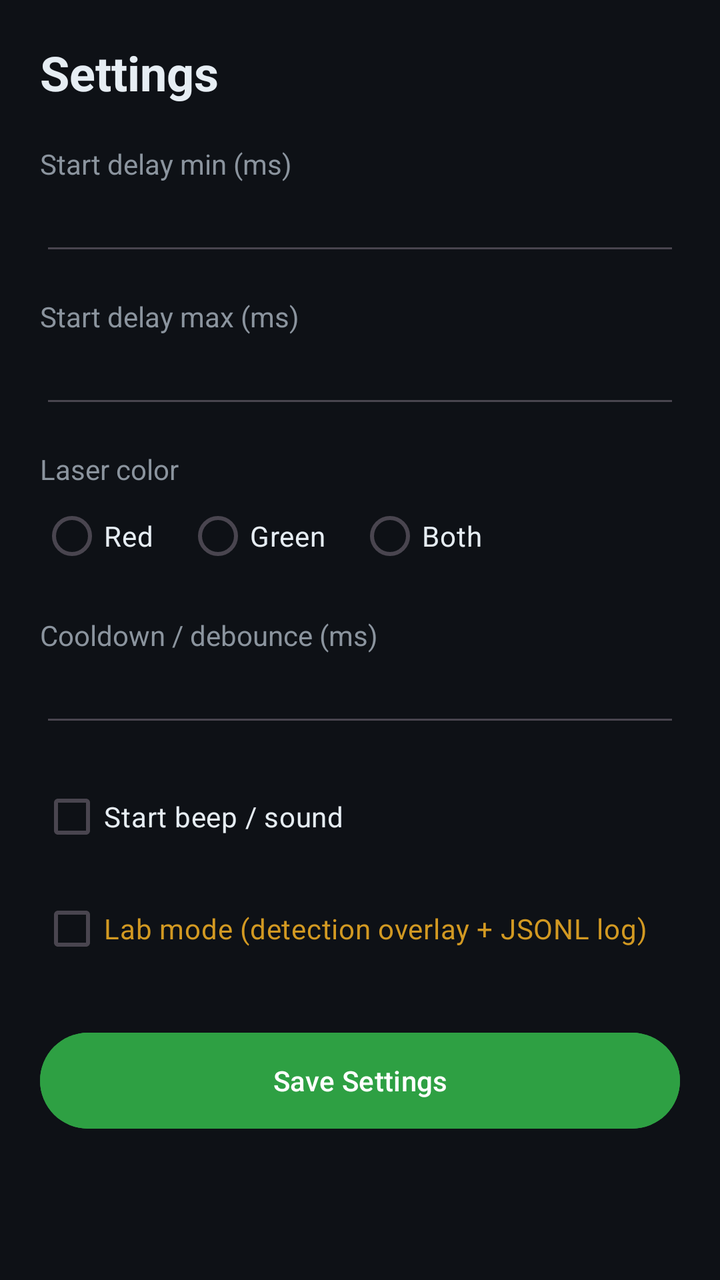
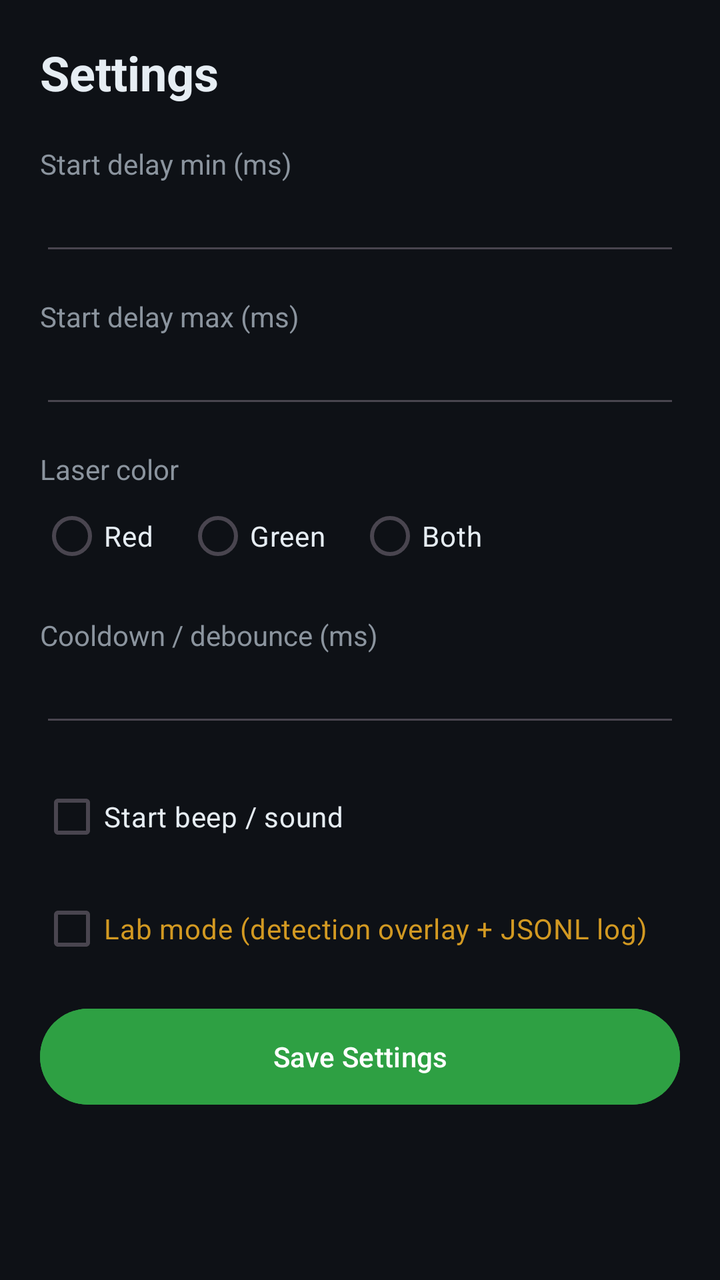

Two renders of the same Android screen: before a commit and after it. Below are the layout's source before the change and the commit's diff.
<!-- AndroidManifest.xml: application theme Theme.ShotTimer -->
<!-- res/layout/activity_settings.xml -->
<?xml version="1.0" encoding="utf-8"?>
<ScrollView xmlns:android="http://schemas.android.com/apk/res/android"
    android:layout_width="match_parent"
    android:layout_height="match_parent"
    android:background="@color/bg">

    <LinearLayout
        android:layout_width="match_parent"
        android:layout_height="wrap_content"
        android:orientation="vertical"
        android:padding="20dp">

        <TextView
            android:layout_width="wrap_content"
            android:layout_height="wrap_content"
            android:text="@string/settings"
            android:textColor="@color/on_surface"
            android:textSize="24sp"
            android:textStyle="bold"
            android:layout_marginBottom="20dp" />

        <TextView
            android:layout_width="wrap_content"
            android:layout_height="wrap_content"
            android:text="Start delay min (ms)"
            android:textColor="@color/muted" />
        <EditText
            android:id="@+id/editDelayMin"
            android:layout_width="match_parent"
            android:layout_height="wrap_content"
            android:inputType="number"
            android:textColor="@color/on_surface"
            android:layout_marginBottom="16dp" />

        <TextView
            android:layout_width="wrap_content"
            android:layout_height="wrap_content"
            android:text="Start delay max (ms)"
            android:textColor="@color/muted" />
        <EditText
            android:id="@+id/editDelayMax"
            android:layout_width="match_parent"
            android:layout_height="wrap_content"
            android:inputType="number"
            android:textColor="@color/on_surface"
            android:layout_marginBottom="16dp" />

        <TextView
            android:layout_width="wrap_content"
            android:layout_height="wrap_content"
            android:text="Laser color"
            android:textColor="@color/muted" />
        <RadioGroup
            android:id="@+id/radioColor"
            android:layout_width="match_parent"
            android:layout_height="wrap_content"
            android:orientation="horizontal"
            android:layout_marginBottom="16dp">
            <RadioButton android:id="@+id/colorRed"   android:layout_width="wrap_content" android:layout_height="wrap_content" android:text="Red"   android:textColor="@color/on_surface" />
            <RadioButton android:id="@+id/colorGreen" android:layout_width="wrap_content" android:layout_height="wrap_content" android:text="Green" android:textColor="@color/on_surface" android:layout_marginStart="16dp" />
            <RadioButton android:id="@+id/colorBoth"  android:layout_width="wrap_content" android:layout_height="wrap_content" android:text="Both"  android:textColor="@color/on_surface" android:layout_marginStart="16dp" />
        </RadioGroup>

        <TextView
            android:layout_width="wrap_content"
            android:layout_height="wrap_content"
            android:text="Cooldown / debounce (ms)"
            android:textColor="@color/muted" />
        <EditText
            android:id="@+id/editCooldown"
            android:layout_width="match_parent"
            android:layout_height="wrap_content"
            android:inputType="number"
            android:textColor="@color/on_surface"
            android:layout_marginBottom="16dp" />

        <CheckBox
            android:id="@+id/checkSound"
            android:layout_width="wrap_content"
            android:layout_height="wrap_content"
            android:text="Start beep / sound"
            android:textColor="@color/on_surface"
            android:layout_marginBottom="8dp" />

        <CheckBox
            android:id="@+id/checkLabMode"
            android:layout_width="wrap_content"
            android:layout_height="wrap_content"
            android:text="Lab mode (detection overlay + JSONL log)"
            android:textColor="@color/amber"
            android:layout_marginBottom="24dp" />

        <Button
            android:id="@+id/btnSaveSettings"
            android:layout_width="match_parent"
            android:layout_height="56dp"
            android:text="Save Settings"
            android:textColor="#FFFFFF"
            android:backgroundTint="@color/accent_green" />
    </LinearLayout>
</ScrollView>
<!-- resources referenced by this layout -->
<resources>
  <color name="accent_green">#2EA043</color>
  <color name="amber">#D29922</color>
  <color name="bg">#0E1116</color>
  <color name="muted">#8B949E</color>
  <color name="on_surface">#E6EDF3</color>
  <string name="settings">Settings</string>
  <style name="Theme.ShotTimer" parent="Theme.Material3.DayNight.NoActionBar">
          <item name="colorPrimary">@color/accent_green</item>
          <item name="colorPrimaryDark">@color/accent_green_dark</item>
          <item name="colorSecondary">@color/amber</item>
          <item name="android:colorBackground">@color/bg</item>
          <item name="colorSurface">@color/surface</item>
          <item name="colorOnSurface">@color/on_surface</item>
          <item name="android:statusBarColor">@color/bg</item>
          <item name="android:windowLightStatusBar">false</item>
      </style>
  <color name="accent_green_dark">#1F7A33</color>
  <color name="surface">#161B22</color>
</resources>

<!-- the commit's change to res/layout/activity_settings.xml (unified diff, before → after) -->
@@ -88,7 +88,17 @@
             android:layout_height="wrap_content"
             android:text="Lab mode (detection overlay + JSONL log)"
             android:textColor="@color/amber"
-            android:layout_marginBottom="24dp" />
+            android:layout_marginBottom="12dp" />
+
+        <Button
+            android:id="@+id/btnExportLogs"
+            android:layout_width="match_parent"
+            android:layout_height="52dp"
+            android:text="Export detection logs"
+            android:textColor="#FFFFFF"
+            android:backgroundTint="@color/amber"
+            android:visibility="gone"
+            android:layout_marginBottom="16dp" />
 
         <Button
             android:id="@+id/btnSaveSettings"
